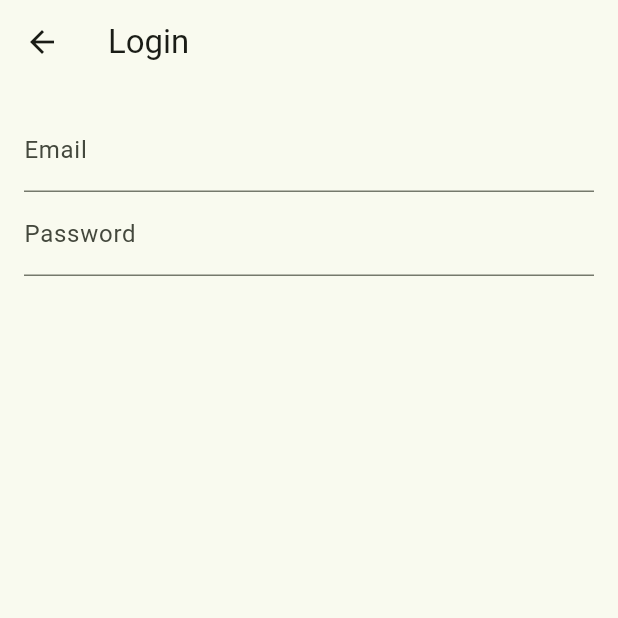
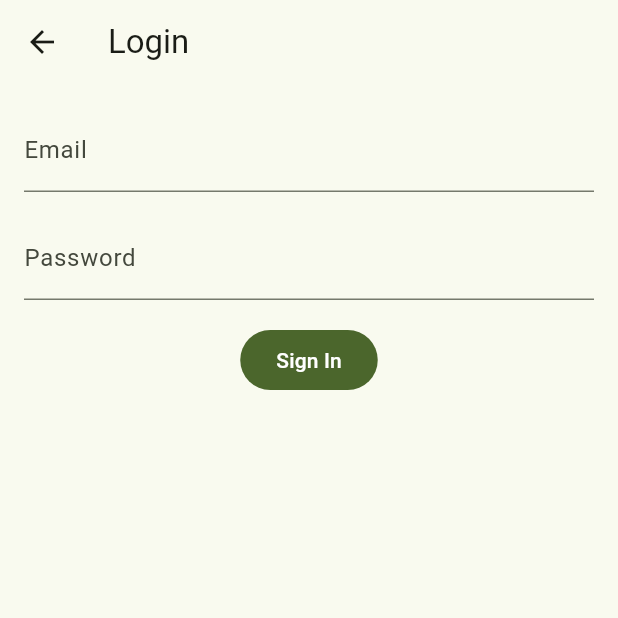
Before and after one commit to Raval3593rgb/PAM, a Flutter app: the LoginScreen screen opened directly, on a phone screen of 412 x 824 dp, the top half of it. Run offline on Flutter 3.47's test engine with Material 3 defaults, Android fonts, the phone set to English and light mode, and no system bars.

Commit message:
Login screen integrated in main.dart

```diff
--- a/lib/screens/login_screen.dart
+++ b/lib/screens/login_screen.dart
@@ -13,19 +13,28 @@ class LoginScreen extends StatelessWidget {
         padding: const EdgeInsets.all(16),
         child: Column(
           children: [
-           TextField(
-            decoration: const InputDecoration(
+           const TextField(
+            decoration: InputDecoration(
               labelText: 'Email',
               ),
             ),
 
+            const SizedBox(height:16),
+
             TextField(
             obscureText: true,
-              decoration: const InputDecoration(
+              decoration: InputDecoration(
                 labelText: 'Password',
                 ),
             ),
 
+            const SizedBox(height:16),
+
+            FilledButton(
+              onPressed: () {
+            },
+            child: const Text('Sign In')
+            )
           ],
         ),
       ),
```
